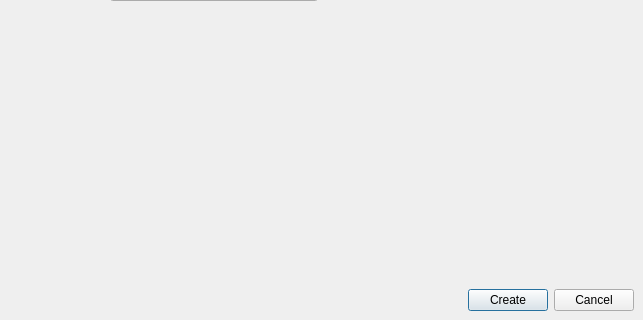
Qt form retroshare-gui/src/gui/chat/CreateLobbyDialog.ui (RetroShare/RetroShare) before a commit; both pictures show x 0 to 643 and y 166 to 486 of the 643 by 486 pixel window.
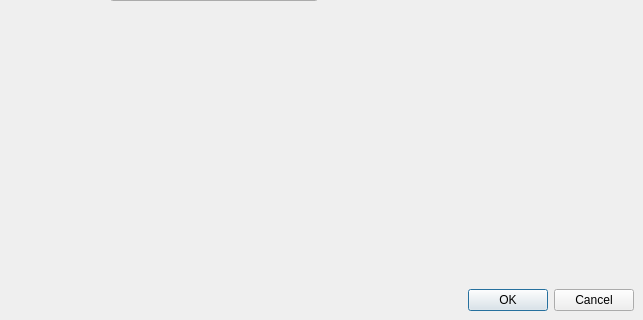
The same form after that commit. Icons and pictures are not drawn. Custom widgets are drawn as their Qt base class.

Commit message: Changed the standard dialog buttons from single buttons to buttonbox to have a standard layout and a standard translation.

```diff
--- a/retroshare-gui/src/gui/chat/CreateLobbyDialog.ui
+++ b/retroshare-gui/src/gui/chat/CreateLobbyDialog.ui
@@ -239,29 +239,9 @@
          <number>0</number>
         </property>
         <item>
-         <spacer name="horizontalSpacer">
-          <property name="orientation">
-           <enum>Qt::Horizontal</enum>
-          </property>
-          <property name="sizeHint" stdset="0">
-           <size>
-            <width>40</width>
-            <height>20</height>
-           </size>
-          </property>
-         </spacer>
-        </item>
-        <item>
-         <widget class="QPushButton" name="shareButton">
-          <property name="text">
-           <string>Create</string>
-          </property>
-         </widget>
-        </item>
-        <item>
-         <widget class="QPushButton" name="cancelButton">
-          <property name="text">
-           <string>Cancel</string>
+         <widget class="QDialogButtonBox" name="buttonBox">
+          <property name="standardButtons">
+           <set>QDialogButtonBox::Cancel|QDialogButtonBox::Ok</set>
           </property>
          </widget>
         </item>
```
The commit also changes 38 other files.
